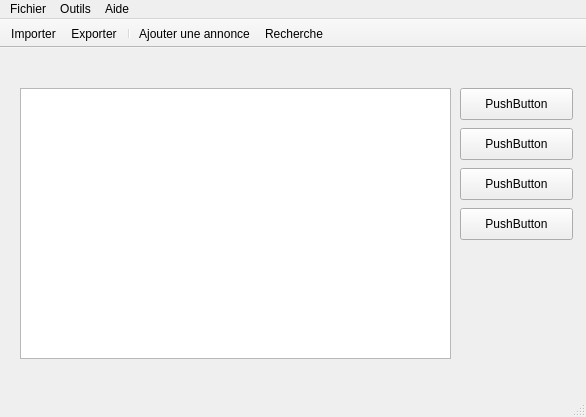
This is AgenceImmo/mainwindow.ui in willdoleave/projet-ihm as Qt 5 draws it before an edit. The edited form follows.
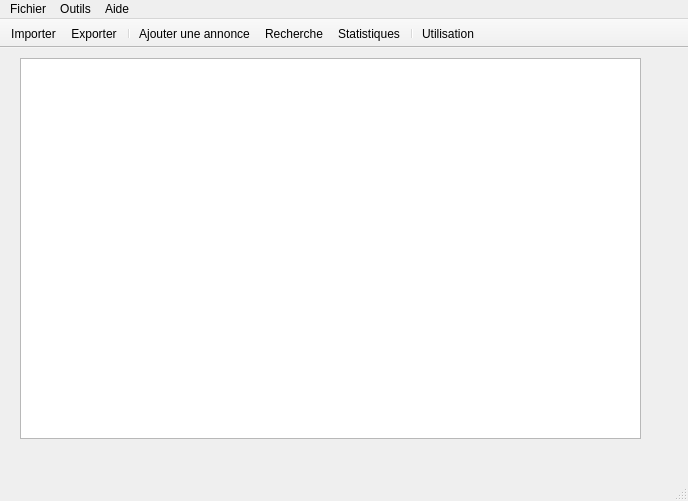
This is the edited form. Icons and pictures are not drawn.

What changed in the file:
```diff
--- a/AgenceImmo/mainwindow.ui
+++ b/AgenceImmo/mainwindow.ui
@@ -6,8 +6,8 @@
    <rect>
     <x>0</x>
     <y>0</y>
-    <width>586</width>
-    <height>417</height>
+    <width>688</width>
+    <height>501</height>
    </rect>
   </property>
   <property name="minimumSize">
@@ -18,8 +18,8 @@
   </property>
   <property name="maximumSize">
    <size>
-    <width>586</width>
-    <height>417</height>
+    <width>1000</width>
+    <height>1000</height>
    </size>
   </property>
   <property name="windowTitle">
@@ -30,64 +30,12 @@
     <property name="geometry">
      <rect>
       <x>20</x>
-      <y>40</y>
-      <width>431</width>
-      <height>271</height>
+      <y>10</y>
+      <width>621</width>
+      <height>381</height>
      </rect>
     </property>
    </widget>
-   <widget class="QPushButton" name="pushButton">
-    <property name="geometry">
-     <rect>
-      <x>460</x>
-      <y>40</y>
-      <width>113</width>
-      <height>32</height>
-     </rect>
-    </property>
-    <property name="text">
-     <string>PushButton</string>
-    </property>
-   </widget>
-   <widget class="QPushButton" name="pushButton_2">
-    <property name="geometry">
-     <rect>
-      <x>460</x>
-      <y>80</y>
-      <width>113</width>
-      <height>32</height>
-     </rect>
-    </property>
-    <property name="text">
-     <string>PushButton</string>
-    </property>
-   </widget>
-   <widget class="QPushButton" name="pushButton_3">
-    <property name="geometry">
-     <rect>
-      <x>460</x>
-      <y>120</y>
-      <width>113</width>
-      <height>32</height>
-     </rect>
-    </property>
-    <property name="text">
-     <string>PushButton</string>
-    </property>
-   </widget>
-   <widget class="QPushButton" name="pushButton_4">
-    <property name="geometry">
-     <rect>
-      <x>460</x>
-      <y>160</y>
-      <width>113</width>
-      <height>32</height>
-     </rect>
-    </property>
-    <property name="text">
-     <string>PushButton</string>
-    </property>
-   </widget>
   </widget>
   <widget class="QMenuBar" name="menuBar">
    <property name="enabled">
@@ -97,8 +45,8 @@
     <rect>
      <x>0</x>
      <y>0</y>
-     <width>586</width>
-     <height>22</height>
+     <width>688</width>
+     <height>25</height>
     </rect>
    </property>
    <widget class="QMenu" name="menuFichier">
@@ -150,6 +98,9 @@
    <addaction name="separator"/>
    <addaction name="actionAjouter_une_annonce"/>
    <addaction name="actionRecherche"/>
+   <addaction name="actionStatistiques"/>
+   <addaction name="separator"/>
+   <addaction name="actionUtilisation"/>
   </widget>
   <action name="actionSauvegarder">
    <property name="checkable">
@@ -228,6 +179,24 @@
     <string>À propos de AgenceImmo</string>
    </property>
   </action>
+  <action name="actionStatistiques">
+   <property name="icon">
+    <iconset resource="resources.qrc">
+     <normaloff>:/images/img/stats.png</normaloff>:/images/img/stats.png</iconset>
+   </property>
+   <property name="text">
+    <string>Statistiques</string>
+   </property>
+  </action>
+  <action name="actionUtilisation">
+   <property name="icon">
+    <iconset resource="resources.qrc">
+     <normaloff>:/images/img/help.png</normaloff>:/images/img/help.png</iconset>
+   </property>
+   <property name="text">
+    <string>Utilisation</string>
+   </property>
+  </action>
  </widget>
  <layoutdefault spacing="6" margin="11"/>
  <resources>
```
Left out of the diff: 1 changed line with no effect on the pictures.
